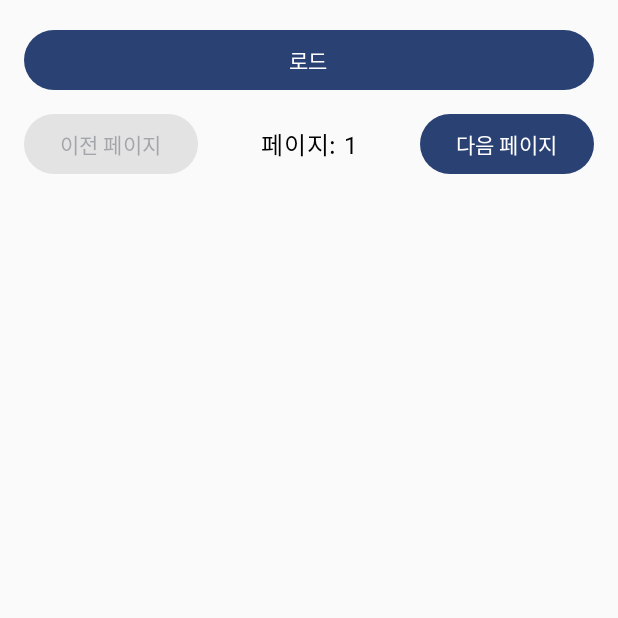
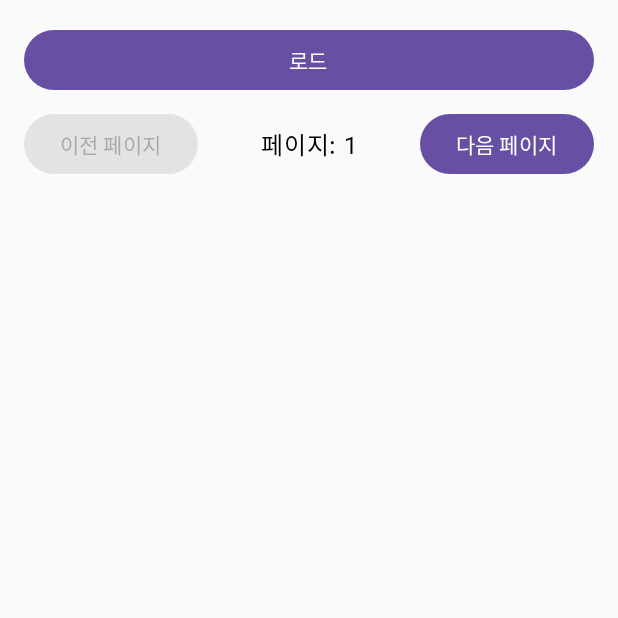
Before and after one commit to losey-kim/yogiissugeo, an Android app built with Jetpack Compose: the screen it shows after launch (MainActivity), on a phone screen of 412 x 824 dp, the top half of it. Run offline under Robolectric (Android 15) with nearby library versions, the phone set to English and light mode, and no system bars; our stand-ins replace Dagger/Hilt's generated code; libraries missing offline, so code that uses them is left out: com.naver.maps; 1 statement that could not run was skipped.

Commit message:
NowInAndroid 참고하여 배경, 그라데이션, 테마 파일 추가

```diff
--- /dev/null
+++ b/app/src/main/java/com/personal/yogiissugeo/ui/theme/Background.kt
@@ -0,0 +1,36 @@
+/*
+ * Copyright 2022 The Android Open Source Project
+ *
+ * Licensed under the Apache License, Version 2.0 (the "License");
+ * you may not use this file except in compliance with the License.
+ * You may obtain a copy of the License at
+ *
+ *     https://www.apache.org/licenses/LICENSE-2.0
+ *
+ * Unless required by applicable law or agreed to in writing, software
+ * distributed under the License is distributed on an "AS IS" BASIS,
+ * WITHOUT WARRANTIES OR CONDITIONS OF ANY KIND, either express or implied.
+ * See the License for the specific language governing permissions and
+ * limitations under the License.
+ */
+
+package com.personal.yogiissugeo.ui.theme
+
+import androidx.compose.runtime.Immutable
+import androidx.compose.runtime.staticCompositionLocalOf
+import androidx.compose.ui.graphics.Color
+import androidx.compose.ui.unit.Dp
+
+/**
+ * A class to model background color and tonal elevation values for Now in Android.
+ */
+@Immutable
+data class BackgroundTheme(
+    val color: Color = Color.Unspecified,
+    val tonalElevation: Dp = Dp.Unspecified,
+)
+
+/**
+ * A composition local for [BackgroundTheme].
+ */
+val LocalBackgroundTheme = staticCompositionLocalOf { BackgroundTheme() }
--- /dev/null
+++ b/app/src/main/java/com/personal/yogiissugeo/ui/theme/Gradient.kt
@@ -0,0 +1,40 @@
+/*
+ * Copyright 2022 The Android Open Source Project
+ *
+ * Licensed under the Apache License, Version 2.0 (the "License");
+ * you may not use this file except in compliance with the License.
+ * You may obtain a copy of the License at
+ *
+ *     https://www.apache.org/licenses/LICENSE-2.0
+ *
+ * Unless required by applicable law or agreed to in writing, software
+ * distributed under the License is distributed on an "AS IS" BASIS,
+ * WITHOUT WARRANTIES OR CONDITIONS OF ANY KIND, either express or implied.
+ * See the License for the specific language governing permissions and
+ * limitations under the License.
+ */
+
+package com.personal.yogiissugeo.ui.theme
+
+import androidx.compose.runtime.Immutable
+import androidx.compose.runtime.staticCompositionLocalOf
+import androidx.compose.ui.graphics.Color
+
+/**
+ * A class to model gradient color values for Now in Android.
+ *
+ * @param top The top gradient color to be rendered.
+ * @param bottom The bottom gradient color to be rendered.
+ * @param container The container gradient color over which the gradient will be rendered.
+ */
+@Immutable
+data class GradientColors(
+    val top: Color = Color.Unspecified,
+    val bottom: Color = Color.Unspecified,
+    val container: Color = Color.Unspecified,
+)
+
+/**
+ * A composition local for [GradientColors].
+ */
+val LocalGradientColors = staticCompositionLocalOf { GradientColors() }
--- a/app/src/main/java/com/personal/yogiissugeo/ui/theme/Theme.kt
+++ b/app/src/main/java/com/personal/yogiissugeo/ui/theme/Theme.kt
@@ -9,10 +9,13 @@ import androidx.compose.material3.darkColorScheme
 import androidx.compose.material3.dynamicDarkColorScheme
 import androidx.compose.material3.dynamicLightColorScheme
 import androidx.compose.material3.lightColorScheme
+import androidx.compose.material3.surfaceColorAtElevation
 import androidx.compose.runtime.Composable
+import androidx.compose.runtime.CompositionLocalProvider
 import androidx.compose.runtime.Immutable
 import androidx.compose.ui.graphics.Color
 import androidx.compose.ui.platform.LocalContext
+import androidx.compose.ui.unit.dp
 
 private val lightScheme = lightColorScheme(
     primary = primaryLight,
@@ -258,7 +261,7 @@ val unspecified_scheme = ColorFamily(
 fun YogiIssugeoTheme(
     darkTheme: Boolean = isSystemInDarkTheme(),
     // Dynamic color is available on Android 12+
-    dynamicColor: Boolean = true,
+    dynamicColor: Boolean = false,
     content: @Composable () -> Unit
 ) {
     val colorScheme = when {
@@ -271,9 +274,31 @@ fun YogiIssugeoTheme(
         else -> lightScheme
     }
 
-    MaterialTheme(
-        colorScheme = colorScheme,
-        typography = AppTypography,
-        content = content
+    // Gradient colors
+    val gradientColors = GradientColors(
+        top = colorScheme.inverseOnSurface,
+        bottom = colorScheme.primaryContainer,
+        container = colorScheme.surface,
     )
+
+    // Background theme
+    val backgroundTheme = BackgroundTheme(
+        color = colorScheme.surface,
+        tonalElevation = 2.dp,
+    )
+
+    val tintTheme = TintTheme()
+
+    // Composition locals
+    CompositionLocalProvider(
+        LocalGradientColors provides gradientColors,
+        LocalBackgroundTheme provides backgroundTheme,
+        LocalTintTheme provides tintTheme,
+    ) {
+        MaterialTheme(
+            colorScheme = colorScheme,
+            typography = AppTypography,
+            content = content
+        )
+    }
 }
--- /dev/null
+++ b/app/src/main/java/com/personal/yogiissugeo/ui/theme/Tint.kt
@@ -0,0 +1,34 @@
+/*
+ * Copyright 2023 The Android Open Source Project
+ *
+ * Licensed under the Apache License, Version 2.0 (the "License");
+ * you may not use this file except in compliance with the License.
+ * You may obtain a copy of the License at
+ *
+ *     https://www.apache.org/licenses/LICENSE-2.0
+ *
+ * Unless required by applicable law or agreed to in writing, software
+ * distributed under the License is distributed on an "AS IS" BASIS,
+ * WITHOUT WARRANTIES OR CONDITIONS OF ANY KIND, either express or implied.
+ * See the License for the specific language governing permissions and
+ * limitations under the License.
+ */
+
+package com.personal.yogiissugeo.ui.theme
+
+import androidx.compose.runtime.Immutable
+import androidx.compose.runtime.staticCompositionLocalOf
+import androidx.compose.ui.graphics.Color
+
+/**
+ * A class to model background color and tonal elevation values for Now in Android.
+ */
+@Immutable
+data class TintTheme(
+    val iconTint: Color = Color.Unspecified,
+)
+
+/**
+ * A composition local for [TintTheme].
+ */
+val LocalTintTheme = staticCompositionLocalOf { TintTheme() }
--- /dev/null
+++ b/app/src/main/res/values/dimens.xml
@@ -0,0 +1,5 @@
+<?xml version="1.0" encoding="utf-8"?>
+<resources>
+    <dimen name="padding_medium">16dp</dimen>
+    <dimen name="padding_small">8dp</dimen>
+</resources>
```
Also changed, not shown: app/src/main/java/com/personal/yogiissugeo/ui/component/Background.kt (added, +164 -0 lines).
